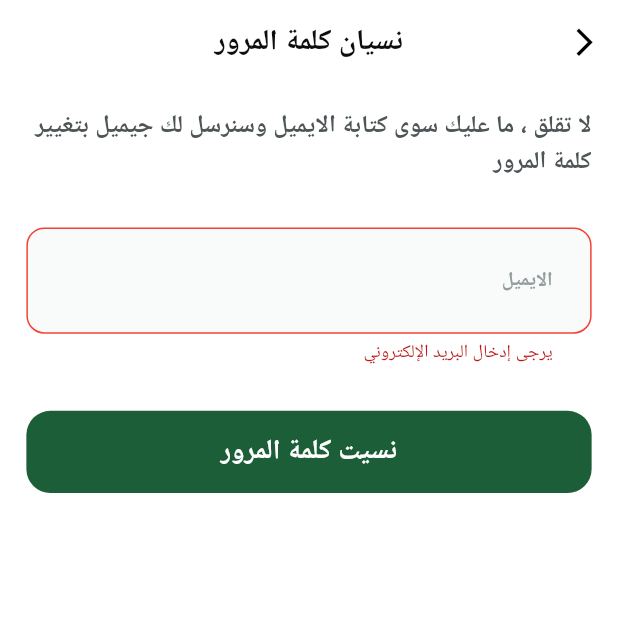
After one commit to khaled-fcizu/fruits_hub, a Flutter app: the ForgetPasswordView screen opened by its route, after a tap on "نسيت كلمة المرور", on a phone screen of 412 x 824 dp, the top half of it. The commit adds this screen. Run offline on Flutter 3.47's test engine with Material 3 defaults, Android fonts, the phone set to English and light mode, and no system bars; our stand-ins replace cached_network_image, cloud_firestore, dartz, dots_indicator, equatable, firebase_auth and 9 more; missing offline and left inert: flutter_facebook_auth, flutter_paypal_payment; accounts and stored records are empty; Roboto replaces fonts that are missing (Cairo).

Commit message:
change password ui and integrate it's logic done

```diff
--- a/lib/core/routing/app_router.dart
+++ b/lib/core/routing/app_router.dart
@@ -4,8 +4,11 @@ import 'package:fruit_hub/core/di/dependancy_injection.dart';
 import 'package:fruit_hub/core/repos/order_repo/order_repo_impl.dart';
 import 'package:fruit_hub/core/repos/product_repo/product_repo_impl.dart';
 import 'package:fruit_hub/core/routing/routes.dart';
+import 'package:fruit_hub/features/auth/data/repos/auth_repo_impl.dart';
+import 'package:fruit_hub/features/auth/presentation/managers/forget_password_cubit/forget_password_cubit.dart';
 import 'package:fruit_hub/features/auth/presentation/managers/login_cubit/login_cubit.dart';
 import 'package:fruit_hub/features/auth/presentation/managers/signup_cubit/signup_cubit.dart';
+import 'package:fruit_hub/features/auth/presentation/views/forget_password_view.dart';
 import 'package:fruit_hub/features/auth/presentation/views/login_view.dart';
 import 'package:fruit_hub/features/best_seller_fruits/presentation/views/best_seller_view.dart';
 import 'package:fruit_hub/features/check_out/presentation/views/chech_out_view.dart';
@@ -29,6 +32,13 @@ abstract class AppRouter {
         return MaterialPageRoute(builder: (_) => MainView());
       case Routes.productDetailsView:
         return MaterialPageRoute(builder: (_) => ProductDetailsView());
+      case Routes.forgetPasswordView:
+        return MaterialPageRoute(
+          builder: (_) => BlocProvider(
+            create: (context) => ForgetPasswordCubit(getIt<AuthRepoImpl>()),
+            child: ForgetPasswordView(),
+          ),
+        );
       case Routes.checkOutView:
         return MaterialPageRoute(
           builder: (_) => BlocProvider(
--- a/lib/core/routing/routes.dart
+++ b/lib/core/routing/routes.dart
@@ -7,4 +7,5 @@ class Routes {
   static const String bestSellerView = '/bestSellerView';
   static const String signUpView = '/signUpView';
   static const String onBoardingView = '/onBoardingView';
+  static const String forgetPasswordView = '/forgetPasswordView';
 }
--- a/lib/features/auth/domain/repos/auth_repo.dart
+++ b/lib/features/auth/domain/repos/auth_repo.dart
@@ -17,4 +17,6 @@ abstract class AuthRepo {
   Future<void> addUserData({required UserEntitiy userEntity});
   Future<void> saveUserData({required UserEntitiy userEntity});
   Future<UserEntitiy> getUserData({required String uid});
+
+  Future<Either<Failure, void>> changePassword({required String email});
 }
--- /dev/null
+++ b/lib/features/auth/presentation/managers/forget_password_cubit/forget_password_cubit.dart
@@ -0,0 +1,27 @@
+
+
+import 'package:flutter/widgets.dart';
+import 'package:flutter_bloc/flutter_bloc.dart';
+import 'package:fruit_hub/features/auth/domain/repos/auth_repo.dart';
+
+part 'forget_password_state.dart';
+
+class ForgetPasswordCubit extends Cubit<ForgetPasswordState> {
+  ForgetPasswordCubit(this._authRepo) : super(ForgetPasswordInitial());
+  final AuthRepo _authRepo;
+  TextEditingController emailController = TextEditingController();
+  final GlobalKey<FormState> formKey = GlobalKey<FormState>();
+
+  void forgetPassword() async {
+    emit(ForgetPasswordLoading());
+    var user = await _authRepo.changePassword(email: emailController.text.trim());
+    user.fold(
+      (failure) {
+        emit(ForgetPasswordFailure(message : failure.message));
+      },
+      (_) {
+        emit(ForgetPasswordSuccess());
+      },
+    );
+  }
+}
--- /dev/null
+++ b/lib/features/auth/presentation/managers/forget_password_cubit/forget_password_state.dart
@@ -0,0 +1,11 @@
+part of 'forget_password_cubit.dart';
+
+abstract class ForgetPasswordState  {}
+
+final class ForgetPasswordInitial extends ForgetPasswordState {}
+final class ForgetPasswordLoading extends ForgetPasswordState {}
+final class ForgetPasswordFailure extends ForgetPasswordState {
+  final String message;
+   ForgetPasswordFailure({required this.message});
+}
+final class ForgetPasswordSuccess extends ForgetPasswordState {}
--- /dev/null
+++ b/lib/features/auth/presentation/views/forget_password_view.dart
@@ -0,0 +1,77 @@
+import 'package:flutter/material.dart';
+import 'package:flutter_bloc/flutter_bloc.dart';
+import 'package:flutter_screenutil/flutter_screenutil.dart';
+import 'package:fruit_hub/core/helpers/spacing_helper.dart';
+import 'package:fruit_hub/core/theming/app_text_styles.dart';
+import 'package:fruit_hub/core/widgets/app_text_button.dart';
+import 'package:fruit_hub/core/widgets/app_text_form_field.dart';
+import 'package:fruit_hub/core/widgets/custom_app_bar.dart';
+import 'package:fruit_hub/features/auth/presentation/managers/forget_password_cubit/forget_password_cubit.dart';
+import 'package:fruit_hub/features/auth/presentation/views/widgets/forget_password_bloc_listener.dart';
+
+class ForgetPasswordView extends StatelessWidget {
+  const ForgetPasswordView({super.key});
+
+  @override
+  Widget build(BuildContext context) {
+    return Builder(
+      builder: (context) => Scaffold(
+        appBar: buildAppBar(
+          context,
+          title: 'نسيان كلمة المرور',
+          icon: Icon(Icons.arrow_back_ios, color: Colors.black, size: 22.sp),
+        ),
+        body: SafeArea(
+          child: Padding(
+            padding: EdgeInsets.symmetric(horizontal: 16.0.w),
+            child: Form(
+              key: context.read<ForgetPasswordCubit>().formKey,
+              child: Column(
+                children: [
+                  verticalSpace(16),
+                  Text(
+                    'لا تقلق ، ما عليك سوى كتابة الايميل وسنرسل لك جيميل بتغيير كلمة المرور',
+                    style: AppTextStyles.font16GraySimiBold,
+                  ),
+                  verticalSpace(31),
+                  AppTextFormField(
+                    hintText: 'الايميل',
+                    validator: (value) {
+                      if (value == null || value.isEmpty) {
+                        return 'يرجى إدخال البريد الإلكتروني';
+                      }
+                    },
+                    controller: context
+                        .read<ForgetPasswordCubit>()
+                        .emailController,
+                  ),
+                  verticalSpace(30),
+                  SizedBox(
+                    height: 54.h,
+                    child: Expanded(
+                      child: AppButton(
+                        onPressed: () {
+                          if (context
+                              .read<ForgetPasswordCubit>()
+                              .formKey
+                              .currentState!
+                              .validate()) {
+                            context
+                                .read<ForgetPasswordCubit>()
+                                .forgetPassword();
+                          }
+                        },
+                        buttonText: 'نسيت كلمة المرور',
+                      ),
+                    ),
+                  ),
+                  ForgetPasswordBlocListener(),
+                ],
+              ),
+            ),
+          ),
+        ),
+      ),
+    );
+  }
+}
--- a/lib/features/profile/presentation/views/profile_view.dart
+++ b/lib/features/profile/presentation/views/profile_view.dart
@@ -21,6 +21,7 @@ class ProfileView extends StatelessWidget {
       appBar: buildAppBar(context, title: 'حسابي', icon: SizedBox.shrink()),
       body: Padding(
         padding: EdgeInsets.symmetric(horizontal: 16.w),
+        child: SingleChildScrollView(
           child: Column(
             crossAxisAlignment: CrossAxisAlignment.start,
             children: [
@@ -48,8 +49,10 @@ class ProfileView extends StatelessWidget {
               CustomDivider(),
               verticalSpace(16),
               LogOutContainer(),
-
+              verticalSpace(16),
+              verticalSpace(16),
             ],
+          ),
         ),
       ),
     );
--- a/lib/features/spalsh/ui/splash_view.dart
+++ b/lib/features/spalsh/ui/splash_view.dart
@@ -25,7 +25,7 @@ class _SplashViewState extends State<SplashView> {
       if (SharedPrefranceSigleton.getBool(key: isOnBoardingViewSeen)) {
         var isLoggedin = FirebaseAuthService().isLoggedIn();
         if (isLoggedin) {
-          context.pushNamed(Routes.mainView);
+          context.pushReplacementNamed(Routes.mainView);
         } else {
           context.pushReplacementNamed(Routes.loginView);
         }
```
Also changed, not shown: lib/core/service/firebase_auth_service.dart (+24 -0 lines), lib/features/auth/data/repos/auth_repo_impl.dart (+12 -0 lines), lib/features/auth/presentation/views/login_view.dart (+10 -3 lines), lib/features/auth/presentation/views/widgets/forget_password_bloc_listener.dart (added, +97 -0 lines), 1 other file. Lines whose indentation alone changed are shown as unchanged.
